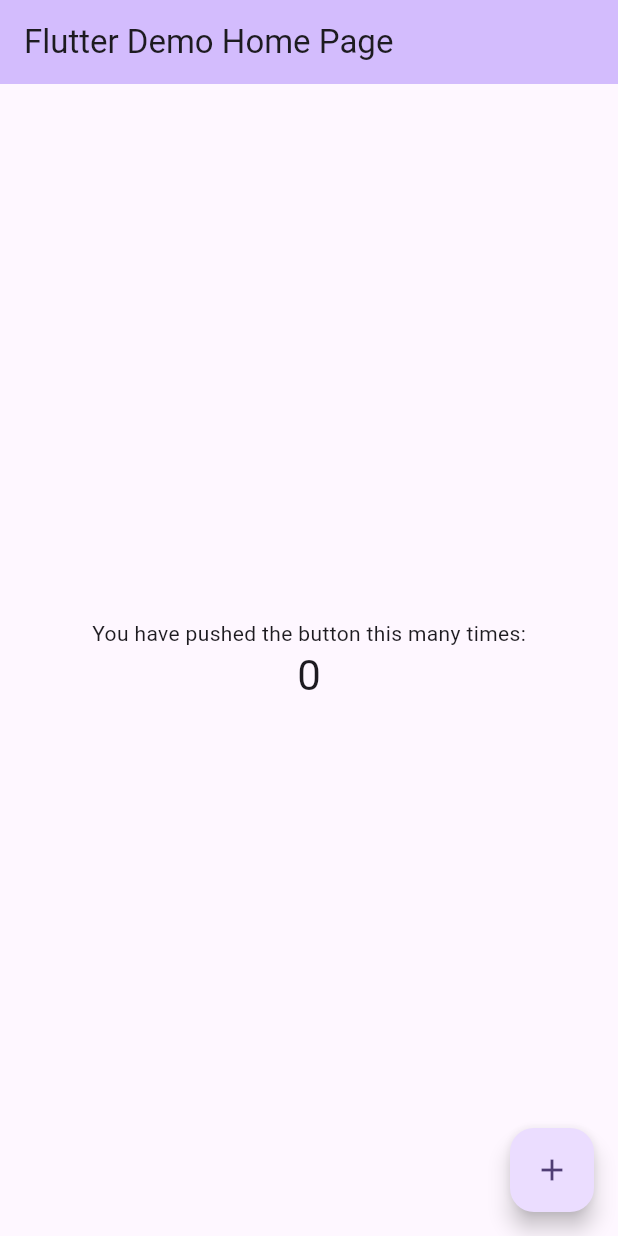
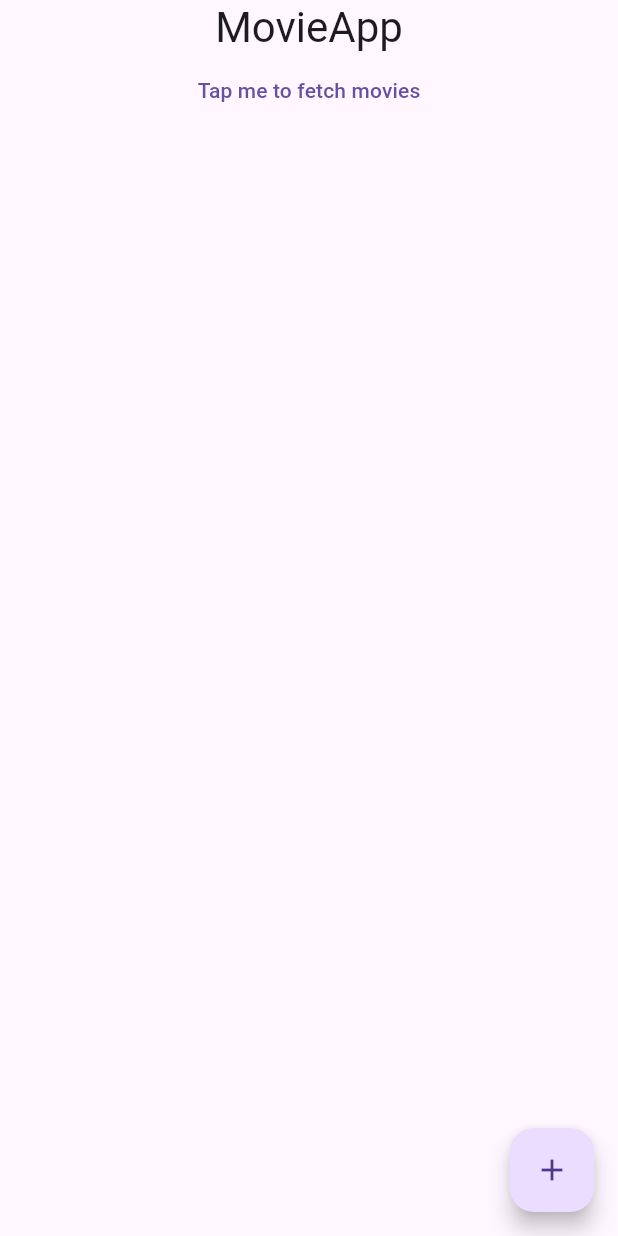
Before and after one commit to Davencode/movieapp, a Flutter app: the screen it shows after launch, on a phone screen of 412 x 824 dp. Run offline on Flutter 3.47's test engine with Material 3 defaults, Android fonts, the phone set to English and light mode, and no system bars.

Commit message:
Authentication and FetchMovies function added.

```diff
--- /dev/null
+++ b/lib/Model/movieModel.dart
@@ -0,0 +1,43 @@
+class MovieModel {
+  final int id;
+  final String title;
+  final String originalTitle;
+  final String overview;
+  final String posterPath;
+  final String backdropPath;
+  final double popularity;
+  final double voteAverage;
+  final int voteCount;
+  final String releaseDate;
+  final List<int> genreIds;
+
+  MovieModel({
+    required this.id,
+    required this.title,
+    required this.originalTitle,
+    required this.overview,
+    required this.posterPath,
+    required this.backdropPath,
+    required this.popularity,
+    required this.voteAverage,
+    required this.voteCount,
+    required this.releaseDate,
+    required this.genreIds,
+  });
+
+  factory MovieModel.fromJson(Map<String, dynamic> json) {
+    return MovieModel(
+      id: json['id'],
+      title: json['title'] ?? 'No title',
+      originalTitle: json['original_title'] ?? 'No original title',
+      overview: json['overview'] ?? 'No description',
+      posterPath: json['poster_path'] ?? '',
+      backdropPath: json['backdrop_path'] ?? '',
+      popularity: (json['popularity'] as num).toDouble(),
+      voteAverage: (json['vote_average'] as num).toDouble(),
+      voteCount: json['vote_count'] ?? 0,
+      releaseDate: json['release_date'] ?? 'TBA',
+      genreIds: List<int>.from(json['genre_ids'] ?? []),
+    );
+  }
+}
--- /dev/null
+++ b/lib/Screens/homepage.dart
@@ -0,0 +1,108 @@
+import 'package:flutter/material.dart';
+import 'package:movieapp/Services/api_movie_db.dart';
+import 'package:movieapp/Services/movies.dart';
+import '../Model/movieModel.dart';
+
+class HomePage extends StatefulWidget {
+  const HomePage({super.key});
+
+  @override
+  State<HomePage> createState() => _HomePageState();
+}
+
+class _HomePageState extends State<HomePage> {
+  List<MovieModel> movies = [];
+  bool isLoading = false;
+
+  void fetchMovies() async {
+    setState(() {
+      isLoading = true;
+    });
+
+    List<MovieModel> fetchedMovies = await Movies().fetchMovies(context: context);
+
+    setState(() {
+      movies = fetchedMovies;
+      isLoading = false;
+    });
+  }
+
+  @override
+  Widget build(BuildContext context) {
+    return Scaffold(
+      body: Column(
+        children: [
+          Text(
+            'MovieApp',
+            style: Theme.of(context).textTheme.headlineMedium,
+          ),
+          TextButton(
+            onPressed: fetchMovies,
+            child: const Text('Tap me to fetch movies'),
+          ),
+          isLoading
+              ? const Center(child: CircularProgressIndicator())
+              : Expanded(
+            child: ListView.builder(
+              itemCount: movies.length,
+              itemBuilder: (context, index) {
+                var movie = movies[index];
+                return Card(
+                  margin: const EdgeInsets.all(10),
+                  shape: RoundedRectangleBorder(
+                    borderRadius: BorderRadius.circular(12),
+                  ),
+                  child: Padding(
+                    padding: const EdgeInsets.all(10),
+                    child: Row(
+                      crossAxisAlignment: CrossAxisAlignment.start,
+                      children: [
+                        ClipRRect(
+                          borderRadius: BorderRadius.circular(8),
+                          child: movie.posterPath != null
+                              ? Image.network(
+                            'https://image.tmdb.org/t/p/w200${movie.posterPath}',
+                            width: 100,
+                            height: 150,
+                            fit: BoxFit.cover,
+                          )
+                              : const Icon(Icons.movie, size: 100),
+                        ),
+                        const SizedBox(width: 10),
+                        Expanded(
+                          child: Column(
+                            crossAxisAlignment: CrossAxisAlignment.start,
+                            children: [
+                              Text(
+                                movie.title,
+                                style: Theme.of(context).textTheme.titleMedium,
+                                maxLines: 2,
+                                overflow: TextOverflow.ellipsis,
+                              ),
+                              const SizedBox(height: 8),
+                              Text(
+                                "Voto: ${movie.voteAverage.toStringAsFixed(1)}",
+                                style: Theme.of(context).textTheme.bodyMedium,
+                              ),
+                            ],
+                          ),
+                        ),
+                      ],
+                    ),
+                  ),
+                );
+              },
+            ),
+          ),
+        ],
+      ),
+      floatingActionButton: FloatingActionButton(
+        onPressed: () {
+          MovieAPIAuthentication().authenticate(context: context);
+        },
+        tooltip: 'Authenticate',
+        child: const Icon(Icons.add),
+      ),
+    );
+  }
+}
--- /dev/null
+++ b/lib/Utilities/strings.dart
@@ -0,0 +1,18 @@
+class MovieAPI {
+
+  final String domain = 'https://api.themoviedb.org';
+  final String endpointAuth = "/3/authentication";
+  final String bearerToken = 'eyJhbGciOiJIUzI1NiJ9.eyJhdWQiOiIyZTliNWY2Yzg5ZTNmZjA1MDZmMWRlYTc4ZTU1OTVlNCIsIm5iZiI6MTYwODY2OTYwMy43MTEsInN1YiI6IjVmZTI1OWEzMTk0MTg2MDAzZjNjMzc2OCIsInNjb3BlcyI6WyJhcGlfcmVhZCJdLCJ2ZXJzaW9uIjoxfQ.b5dE6b_GrJPnpl6PUJ0cVNWfHY-p4WsZvRlPkImqFLk';
+
+  final String endPointDiscoverMovie = '/3/discover/movie?';
+
+  //In both filters don't forget '&' to connect each query filters (ex: $endPointDiscoverMovie&$include_adult)
+  final String includeAdult = 'include_adult=true';
+  final String notIncludeAdult = 'include_adult=false';
+  final String includeVideo = 'include_video=true';
+  final String notIncludeVideo = 'include_video=false';
+  final String language = 'language=en-US';
+  final String page = 'page=1';
+  final String sortBy = 'sort_by=popularity.desc';
+
+}
--- a/lib/main.dart
+++ b/lib/main.dart
@@ -1,4 +1,5 @@
 import 'package:flutter/material.dart';
+import 'package:movieapp/Screens/homepage.dart';
 
 void main() {
   runApp(const MyApp());
@@ -7,119 +8,10 @@
 class MyApp extends StatelessWidget {
   const MyApp({super.key});
 
-  // This widget is the root of your application.
   @override
   Widget build(BuildContext context) {
     return MaterialApp(
-      title: 'Flutter Demo',
-      theme: ThemeData(
-        // This is the theme of your application.
-        //
-        // TRY THIS: Try running your application with "flutter run". You'll see
-        // the application has a purple toolbar. Then, without quitting the app,
-        // try changing the seedColor in the colorScheme below to Colors.green
-        // and then invoke "hot reload" (save your changes or press the "hot
-        // reload" button in a Flutter-supported IDE, or press "r" if you used
-        // the command line to start the app).
-        //
-        // Notice that the counter didn't reset back to zero; the application
-        // state is not lost during the reload. To reset the state, use hot
-        // restart instead.
-        //
-        // This works for code too, not just values: Most code changes can be
-        // tested with just a hot reload.
-        colorScheme: ColorScheme.fromSeed(seedColor: Colors.deepPurple),
-        useMaterial3: true,
-      ),
-      home: const MyHomePage(title: 'Flutter Demo Home Page'),
+      home: const HomePage(),
     );
   }
 }
-
-class MyHomePage extends StatefulWidget {
-  const MyHomePage({super.key, required this.title});
-
-  // This widget is the home page of your application. It is stateful, meaning
-  // that it has a State object (defined below) that contains fields that affect
-  // how it looks.
-
-  // This class is the configuration for the state. It holds the values (in this
-  // case the title) provided by the parent (in this case the App widget) and
-  // used by the build method of the State. Fields in a Widget subclass are
-  // always marked "final".
-
-  final String title;
-
-  @override
-  State<MyHomePage> createState() => _MyHomePageState();
-}
-
-class _MyHomePageState extends State<MyHomePage> {
-  int _counter = 0;
-
-  void _incrementCounter() {
-    setState(() {
-      // This call to setState tells the Flutter framework that something has
-      // changed in this State, which causes it to rerun the build method below
-      // so that the display can reflect the updated values. If we changed
-      // _counter without calling setState(), then the build method would not be
-      // called again, and so nothing would appear to happen.
-      _counter++;
-    });
-  }
-
-  @override
-  Widget build(BuildContext context) {
-    // This method is rerun every time setState is called, for instance as done
-    // by the _incrementCounter method above.
-    //
-    // The Flutter framework has been optimized to make rerunning build methods
-    // fast, so that you can just rebuild anything that needs updating rather
-    // than having to individually change instances of widgets.
-    return Scaffold(
-      appBar: AppBar(
-        // TRY THIS: Try changing the color here to a specific color (to
-        // Colors.amber, perhaps?) and trigger a hot reload to see the AppBar
-        // change color while the other colors stay the same.
-        backgroundColor: Theme.of(context).colorScheme.inversePrimary,
-        // Here we take the value from the MyHomePage object that was created by
-        // the App.build method, and use it to set our appbar title.
-        title: Text(widget.title),
-      ),
-      body: Center(
-        // Center is a layout widget. It takes a single child and positions it
-        // in the middle of the parent.
-        child: Column(
-          // Column is also a layout widget. It takes a list of children and
-          // arranges them vertically. By default, it sizes itself to fit its
-          // children horizontally, and tries to be as tall as its parent.
-          //
-          // Column has various properties to control how it sizes itself and
-          // how it positions its children. Here we use mainAxisAlignment to
-          // center the children vertically; the main axis here is the vertical
-          // axis because Columns are vertical (the cross axis would be
-          // horizontal).
-          //
-          // TRY THIS: Invoke "debug painting" (choose the "Toggle Debug Paint"
-          // action in the IDE, or press "p" in the console), to see the
-          // wireframe for each widget.
-          mainAxisAlignment: MainAxisAlignment.center,
-          children: <Widget>[
-            const Text(
-              'You have pushed the button this many times:',
-            ),
-            Text(
-              '$_counter',
-              style: Theme.of(context).textTheme.headlineMedium,
-            ),
-          ],
-        ),
-      ),
-      floatingActionButton: FloatingActionButton(
-        onPressed: _incrementCounter,
-        tooltip: 'Increment',
-        child: const Icon(Icons.add),
-      ), // This trailing comma makes auto-formatting nicer for build methods.
-    );
-  }
-}
--- a/pubspec.yaml
+++ b/pubspec.yaml
@@ -34,6 +34,7 @@ dependencies:
   # The following adds the Cupertino Icons font to your application.
   # Use with the CupertinoIcons class for iOS style icons.
   cupertino_icons: ^1.0.8
+  http: ^1.3.0
 
 dev_dependencies:
   flutter_test:
```
Also changed, not shown: lib/Services/api_movie_db.dart (added, +48 -0 lines), lib/Services/movies.dart (added, +49 -0 lines), pubspec.lock.
